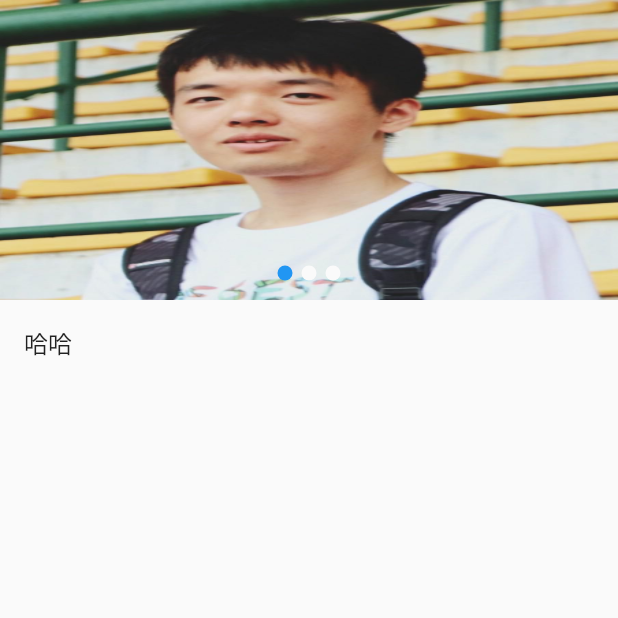
After one commit to zhangjin-amy/flutter-demo, a Flutter app: the HomePage screen opened directly, on a phone screen of 412 x 824 dp, the top half of it. The commit adds this screen. Run offline on Flutter 3.47's test engine with Material 2 defaults, Android fonts, the phone set to English and light mode, and no system bars; our stand-ins replace dio, flutter_swiper; missing offline and left inert: dart:ffi.

Commit message:
长列表

```diff
--- /dev/null
+++ b/lib/page/AmyHome.dart
@@ -0,0 +1,98 @@
+import 'package:flutter/material.dart';
+import 'package:flutter_swiper/flutter_swiper.dart';
+//滚动最大距离
+const APPBAR_SCROLL_OFFSET = 100;
+class HomePage extends StatefulWidget {
+
+  @override
+  _TabNavigatorState createState() =>_TabNavigatorState();
+}
+
+class _TabNavigatorState extends State<HomePage> {
+  List _imageUrl =['assets/images/rouzip.jpg', 'assets/images/amy.jpg', 'assets/images/amity.jpg'];
+  double appBarAlpha = 0;
+  __onScroll(offset){
+    double alpha = offset/APPBAR_SCROLL_OFFSET;
+    if(alpha<0){
+      alpha = 0;
+    }else if(alpha>1){
+      alpha = 1;
+    }
+    setState(() {
+      appBarAlpha = alpha;
+    });
+
+  }
+  @override
+  Widget build(BuildContext context) {
+    return Scaffold(
+      body: Stack(
+        children: <Widget>[
+          MediaQuery.removePadding(context: context,
+              removeTop: true,
+              //监听列表的滚动
+              child: NotificationListener(
+                //监听滚动后要调用的方法
+                // ignore: missing_return
+                onNotification: (scrollNotification) {
+                  //只有当是更新状态下和是第0个child的时候才会调用
+                  if(scrollNotification is ScrollUpdateNotification &&scrollNotification.depth==0){
+                    __onScroll(scrollNotification.metrics.pixels);
+                  }
+                  return false;
+                },
+                child: ListView(
+                  children: <Widget>[
+                    Container(
+                      height: 200,
+                      child: Swiper(
+                        //item的数量
+                        itemCount: _imageUrl.length,
+                        //自动播放
+                        autoplay: true,
+                        itemBuilder: (BuildContext context,int index){
+                          // return Image.network(_imageUrl[index],fit: BoxFit.fill,);
+                          return Image.asset(_imageUrl[index], fit: BoxFit.fill,);
+                        },
+                        //banner上添加指示器
+                        pagination: SwiperPagination(),
+                      ),
+                    ),
+                    Container(
+                      height: 800,
+                      child: ListTile(title: Text("哈哈"),),
+                    )
+                  ],
+                ),
+              )
+          ),
+          //通过Opacity的透明度来控制appBar的显示与隐藏
+          // opacity:透明度，0.0 到 1.0，0.0表示完全透明，1.0表示完全不透明
+          Opacity(
+            opacity: appBarAlpha,
+            child: Container(
+              height: 80,
+              decoration: BoxDecoration(color: Colors.white,),
+              child: Center(
+                child:Padding(
+                  padding: EdgeInsets.only(top: 20),
+                  child: Text("首页"),
+                ),
+              ),
+            ),
+          )
+        ],
+      )
+    );
+  }
+
+  @override
+  void initState() {
+    super.initState();
+  }
+
+  @override
+  void dispose() {
+    super.dispose();
+  }
+}
--- a/pubspec.yaml
+++ b/pubspec.yaml
@@ -33,6 +33,7 @@ dev_dependencies:
   flutter_test:
     sdk: flutter
   dio: 3.0.9
+  flutter_swiper: ^1.1.6
   convert: ^2.1.1
 
 # For information on the generic Dart part of this file, see the
@@ -40,6 +41,8 @@ dev_dependencies:
 
 # The following section is specific to Flutter.
 flutter:
+  assets:
+    - assets/images/
 
   # The following line ensures that the Material Icons font is
   # included with your application, so that you can use the icons in
```
Also changed, not shown: lib/main.dart (+80 -4 lines), lib/model/ListInfoModel.dart (added, +15 -0 lines), lib/model/ListItemMedel.dart (added, +12 -0 lines), lib/model/ResItemModel.dart (+5 -5 lines), lib/page/1.dart (+53 -14 lines), lib/page/ListPage.dart (added, +119 -0 lines), assets/images/amity.jpg (added), assets/images/amy.jpg (added), assets/images/rouzip.jpg (added), lib/widget/ListItemWidget.dart (added), pubspec.lock, 2 other files.
